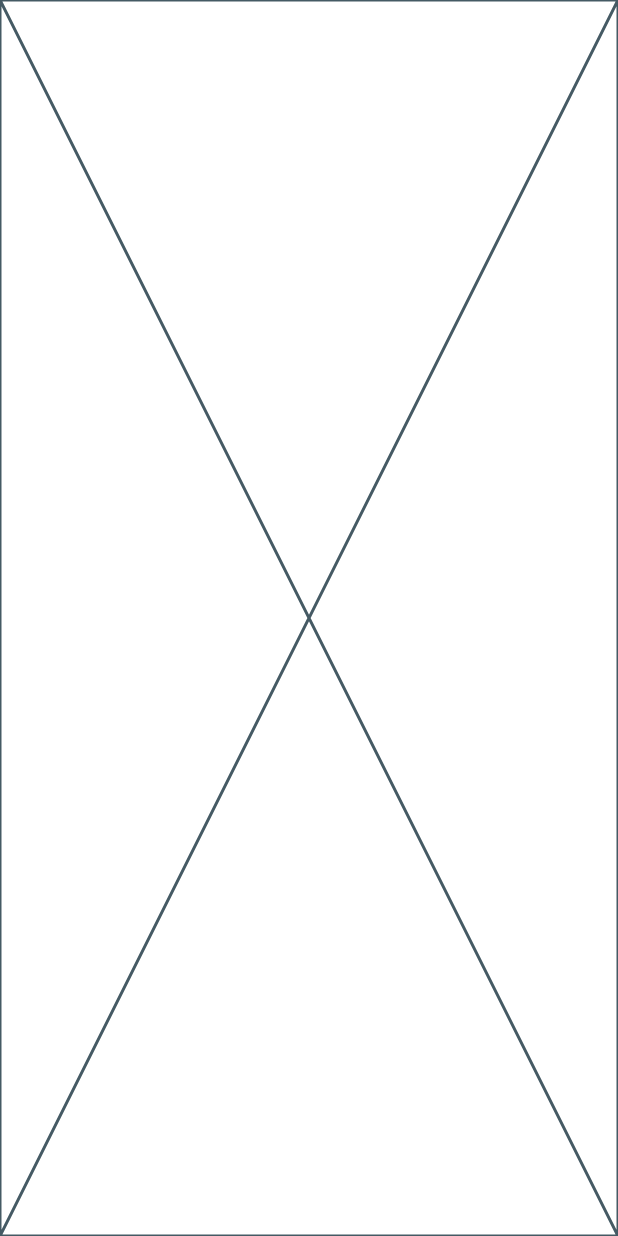
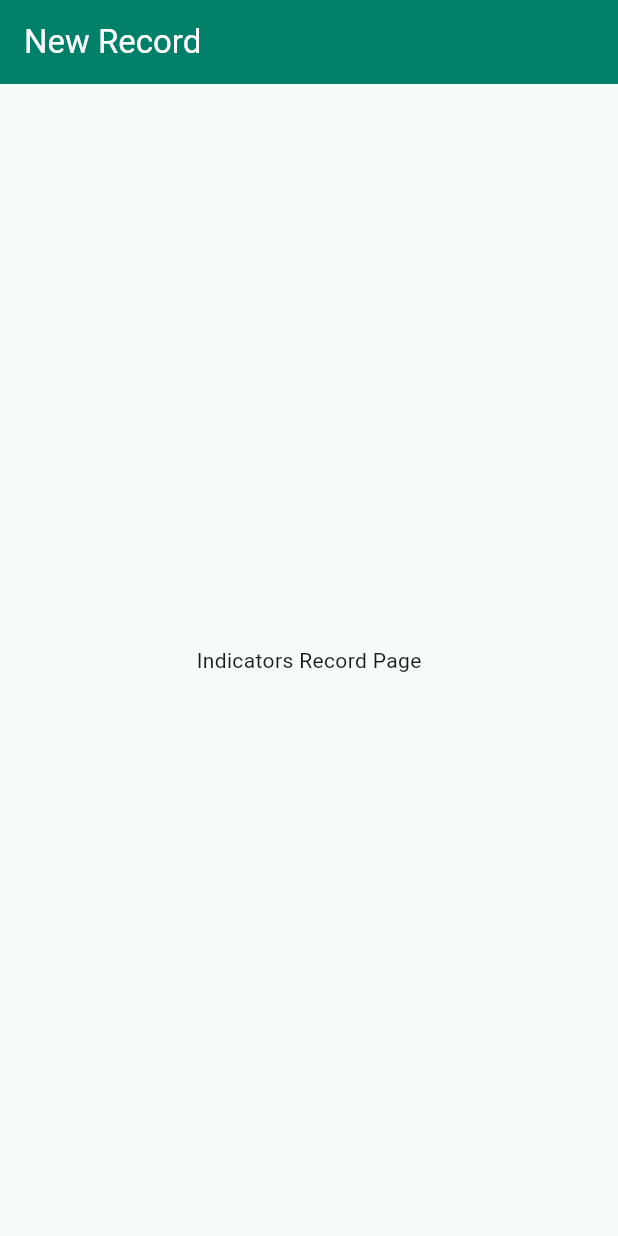
Before and after one commit to tortamque/Bloodque, a Flutter app: the screen it shows after launch, on a phone screen of 412 x 824 dp. Run offline on Flutter 3.47's test engine with Material 3 defaults, Android fonts, the phone set to English and light mode, and no system bars.

Commit message:
Create appbar

```diff
--- /dev/null
+++ b/lib/core/shared/presentation/widgets/custom_app_bar.dart
@@ -0,0 +1,18 @@
+import 'package:bloodque/config/themes/colors.dart';
+import 'package:flutter/material.dart';
+
+class CustomAppBar extends StatelessWidget implements PreferredSizeWidget{
+  const CustomAppBar({super.key, required this.title});
+
+  final String title;
+
+  @override
+  Widget build(BuildContext context) => AppBar(
+    backgroundColor: mainColor,
+    foregroundColor: Colors.white,
+    title: Text(title),
+  );
+
+  @override
+  Size get preferredSize => const Size.fromHeight(kToolbarHeight);
+}
--- a/lib/features/indicators_record/presentation/pages/indicators_record_page.dart
+++ b/lib/features/indicators_record/presentation/pages/indicators_record_page.dart
@@ -1,10 +1,14 @@
+import 'package:bloodque/core/shared/presentation/widgets/custom_app_bar.dart';
 import 'package:flutter/material.dart';
 
 class IndicatorsRecordPage extends StatelessWidget {
   const IndicatorsRecordPage({super.key});
 
   @override
-  Widget build(BuildContext context) {
-    return const Placeholder();
-  }
+  Widget build(BuildContext context) => const Scaffold(
+    appBar: CustomAppBar(title: 'New Record'),
+    body: Center(
+      child: Text('Indicators Record Page'),
+    ),
+  );
 }
```
